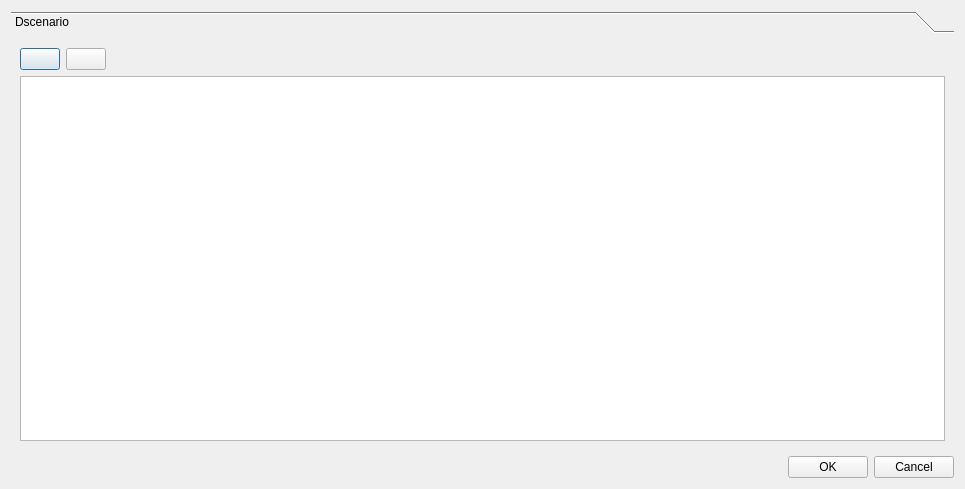
Qt form core/ui/toolbars/basic/info_epa_demand.ui (Giswater/giswater_qgis_plugin) before a commit.
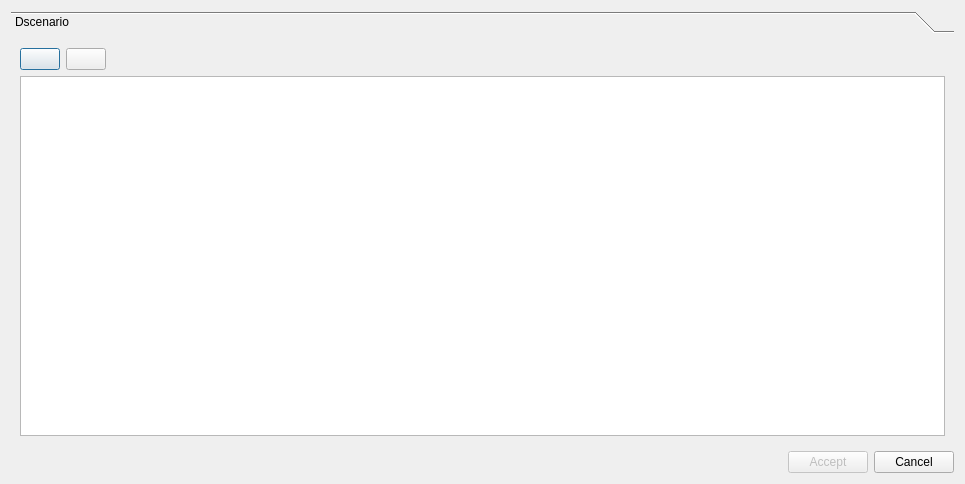
The same form after that commit.

Commit message: Enhancement: btn_accept for info_epa forms and manage warning message

```diff
--- a/core/ui/toolbars/basic/info_epa_demand.ui
+++ b/core/ui/toolbars/basic/info_epa_demand.ui
@@ -7,7 +7,7 @@
     <x>0</x>
     <y>0</y>
     <width>965</width>
-    <height>489</height>
+    <height>484</height>
    </rect>
   </property>
   <property name="windowTitle">
@@ -24,8 +24,8 @@
        <rect>
         <x>0</x>
         <y>0</y>
-        <width>947</width>
-        <height>413</height>
+        <width>943</width>
+        <height>394</height>
        </rect>
       </property>
       <attribute name="label">
@@ -91,8 +91,11 @@
      </item>
      <item>
       <widget class="QPushButton" name="btn_accept">
+       <property name="enabled">
+        <bool>false</bool>
+       </property>
        <property name="text">
-        <string>OK</string>
+        <string>Accept</string>
        </property>
       </widget>
      </item>
```
The commit also changes 6 other files.
